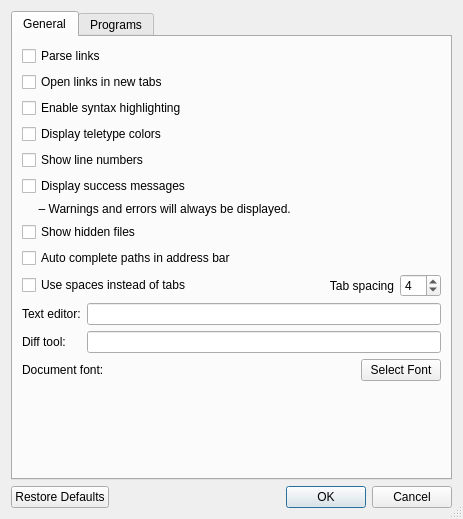
dreamworksanimation/usdmanager, file usdmanager/preferences_dialog.ui: the form before one commit.
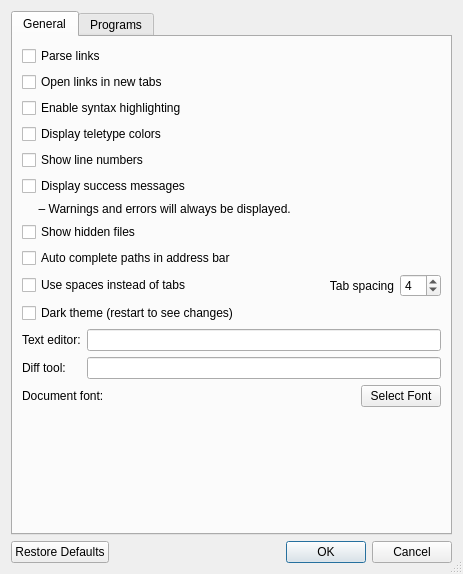
The form after the commit. Icons and pictures are not drawn.

Commit message:
[BUG] Windows support for open file descriptor with usdcat [ENH] Dark theme support, including sticky user preference [ENH] Indentation improvements
Deprecated "-dark" flag in favor of "-theme light" or "-theme dark" to
temporarily override the sticky user theme preference.

Do not indent/unindent the ending line in a multi-line selection if the cursor
has no selection on the last line. Allow Shift-Tab to unindent the current line
when no characters are selected (previously, this shifted the widget focus).

The edit to the form file:
```diff
--- a/usdmanager/preferences_dialog.ui
+++ b/usdmanager/preferences_dialog.ui
@@ -7,7 +7,7 @@
     <x>0</x>
     <y>0</y>
     <width>463</width>
-    <height>519</height>
+    <height>574</height>
    </rect>
   </property>
   <property name="windowTitle">
@@ -162,6 +162,16 @@
          </item>
         </layout>
        </item>
+       <item>
+        <widget class="QCheckBox" name="themeWidget">
+         <property name="toolTip">
+          <string>Use the dark UI theme. You must restart the application to see any changes for this setting.</string>
+         </property>
+         <property name="text">
+          <string>Dark theme (restart to see changes)</string>
+         </property>
+        </widget>
+       </item>
        <item>
         <layout class="QFormLayout" name="formLayout">
          <item row="0" column="0">
```
Left out of the diff: 7 changed lines with no effect on the pictures. The commit also changes 4 other files.
